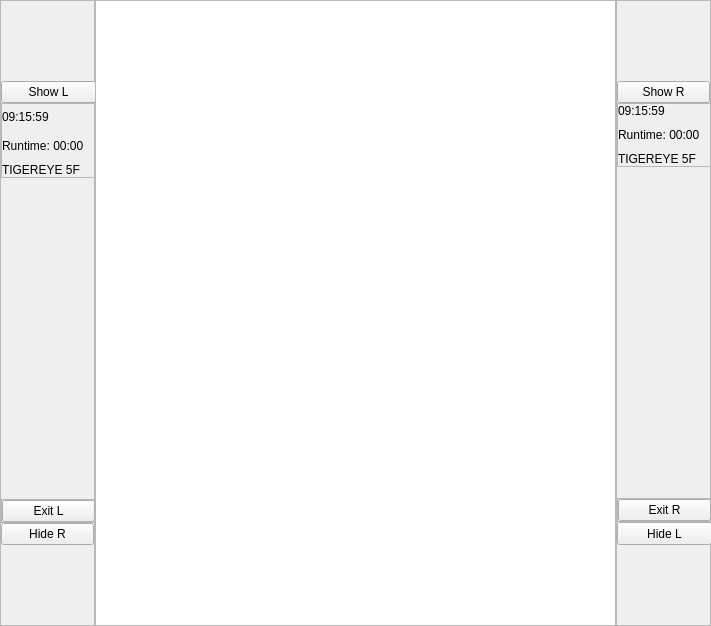
The window that flipVerticalLayout/mainwindow.ui (laszlo-avotra-tips/layout) describes before a commit, drawn with Qt 5.
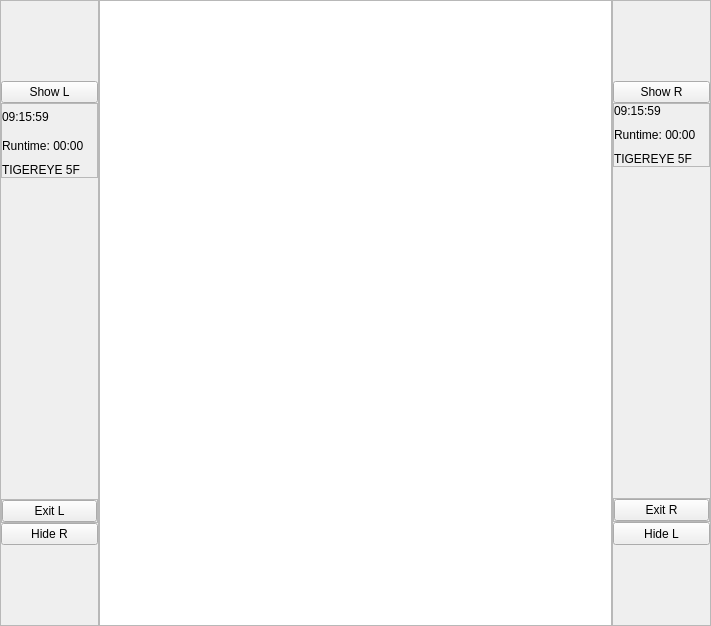
The same window after the commit.

The edit to the form file:
```diff
--- a/flipVerticalLayout/mainwindow.ui
+++ b/flipVerticalLayout/mainwindow.ui
@@ -33,13 +33,13 @@
     <widget class="QFrame" name="frameL">
      <property name="minimumSize">
       <size>
-       <width>95</width>
+       <width>0</width>
        <height>0</height>
       </size>
      </property>
      <property name="maximumSize">
       <size>
-       <width>95</width>
+       <width>16777215</width>
        <height>16777215</height>
       </size>
      </property>
@@ -68,7 +68,7 @@
       <item>
        <widget class="QPushButton" name="pushButtonShowButtonsL">
         <property name="sizePolicy">
-         <sizepolicy hsizetype="Fixed" vsizetype="Fixed">
+         <sizepolicy hsizetype="Preferred" vsizetype="Preferred">
           <horstretch>0</horstretch>
           <verstretch>0</verstretch>
          </sizepolicy>
@@ -81,7 +81,7 @@
         </property>
         <property name="maximumSize">
          <size>
-          <width>95</width>
+          <width>16777215</width>
           <height>16777215</height>
          </size>
         </property>
@@ -94,13 +94,13 @@
        <widget class="QFrame" name="frameTL">
         <property name="minimumSize">
          <size>
-          <width>95</width>
+          <width>0</width>
           <height>0</height>
          </size>
         </property>
         <property name="maximumSize">
          <size>
-          <width>95</width>
+          <width>16777215</width>
           <height>16777215</height>
          </size>
         </property>
@@ -182,13 +182,13 @@
        <widget class="QFrame" name="frameBL">
         <property name="minimumSize">
          <size>
-          <width>95</width>
+          <width>0</width>
           <height>0</height>
          </size>
         </property>
         <property name="maximumSize">
          <size>
-          <width>95</width>
+          <width>16777215</width>
           <height>16777215</height>
          </size>
         </property>
@@ -226,6 +226,12 @@
       </item>
       <item>
        <widget class="QPushButton" name="pushButtonFlipR">
+        <property name="sizePolicy">
+         <sizepolicy hsizetype="Preferred" vsizetype="Preferred">
+          <horstretch>0</horstretch>
+          <verstretch>0</verstretch>
+         </sizepolicy>
+        </property>
         <property name="text">
          <string>Hide R</string>
         </property>
@@ -254,13 +260,13 @@
     <widget class="QFrame" name="frameR">
      <property name="minimumSize">
       <size>
-       <width>95</width>
+       <width>0</width>
        <height>0</height>
       </size>
      </property>
      <property name="maximumSize">
       <size>
-       <width>95</width>
+       <width>16777215</width>
        <height>16777215</height>
       </size>
      </property>
@@ -297,13 +303,13 @@
        <widget class="QFrame" name="frameTR">
         <property name="minimumSize">
          <size>
-          <width>95</width>
+          <width>0</width>
           <height>0</height>
          </size>
         </property>
         <property name="maximumSize">
          <size>
-          <width>95</width>
+          <width>16777215</width>
           <height>16777215</height>
          </size>
         </property>
@@ -382,13 +388,13 @@
        <widget class="QFrame" name="frameBR">
         <property name="minimumSize">
          <size>
-          <width>95</width>
+          <width>0</width>
           <height>0</height>
          </size>
         </property>
         <property name="maximumSize">
          <size>
-          <width>95</width>
+          <width>16777215</width>
           <height>16777215</height>
          </size>
         </property>
@@ -434,7 +440,7 @@
         </property>
         <property name="maximumSize">
          <size>
-          <width>95</width>
+          <width>16777215</width>
           <height>16777215</height>
          </size>
         </property>
```
